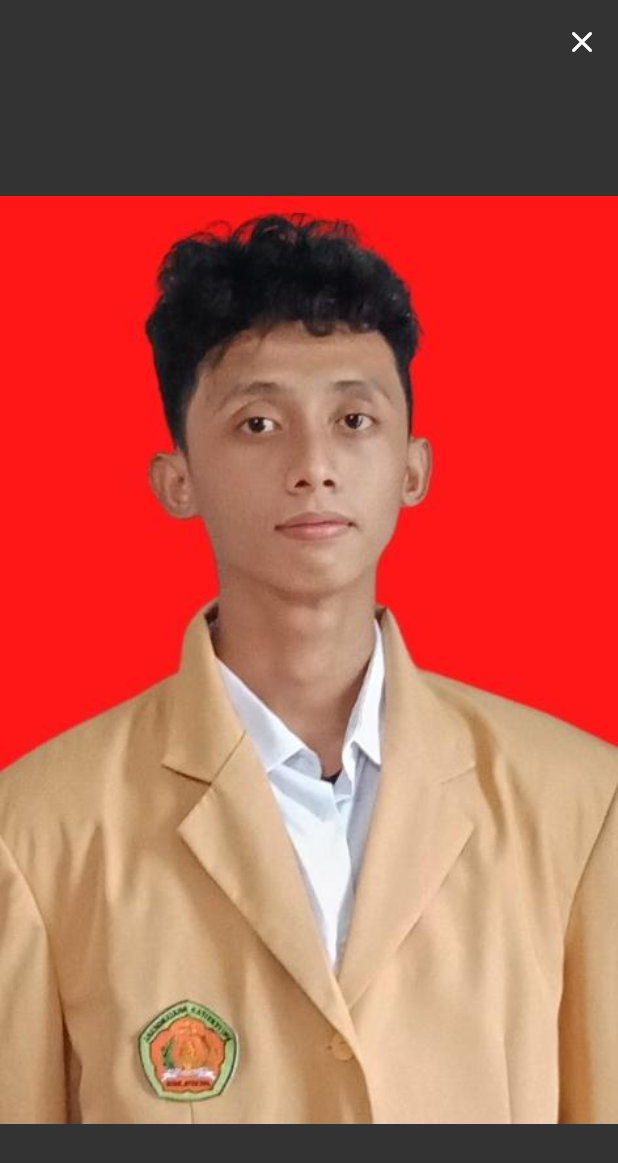
After one commit to pandroe/Curiculume-Vitae, a Flutter app: the ImagePopup screen opened directly, on a phone screen of 412 x 824 dp. The commit adds this screen. Shown: the top 1163 px of the screen. Run offline on Flutter 3.47's test engine with Material 2 defaults, Android fonts, the light colour scheme and no system bars; our stand-ins replace webview_flutter; missing offline and left inert: bulleted_list.

Commit message:
ontap_image_and_fixing_code

```diff
--- /dev/null
+++ b/lib/home/widgets/image_popup.dart
@@ -0,0 +1,53 @@
+import 'package:flutter/material.dart';
+import 'package:projek_akhir_flutter_pemula/home/views/home_screen.dart';
+
+class ImagePopup extends StatefulWidget {
+  final String imagePath;
+
+  const ImagePopup({super.key, required this.imagePath});
+
+  @override
+  State<ImagePopup> createState() => _ImagePopupState();
+}
+
+class _ImagePopupState extends State<ImagePopup> {
+  @override
+  Widget build(BuildContext context) {
+    return Scaffold(
+      appBar: AppBar(
+        backgroundColor: Colors.transparent,
+        elevation: 0,
+        actions: [
+          IconButton(
+              onPressed: () {
+                Navigator.pushReplacement(
+                  context,
+                  MaterialPageRoute(builder: (_) => MyHomePage()),
+                );
+              },
+              icon: Icon(Icons.close_rounded))
+        ],
+      ),
+      backgroundColor: Colors.black.withOpacity(0.8),
+      body: GestureDetector(
+        onTap: () {
+          Navigator.of(context).pop();
+        },
+        child: Center(
+          child: Container(
+            decoration: BoxDecoration(
+              borderRadius: BorderRadius.circular(10),
+            ),
+            child: Hero(
+              tag: widget.imagePath,
+              child: Image.asset(
+                widget.imagePath,
+                fit: BoxFit.cover,
+              ),
+            ),
+          ),
+        ),
+      ),
+    );
+  }
+}
--- a/pubspec.yaml
+++ b/pubspec.yaml
@@ -3,7 +3,7 @@ description: A new Flutter project.
 
 # The following line prevents the package from being accidentally published to
 # pub.dev using `flutter pub publish`. This is preferred for private packages.
-publish_to: 'none' # Remove this line if you wish to publish to pub.dev
+publish_to: "none" # Remove this line if you wish to publish to pub.dev
 
 # The following defines the version and build number for your application.
 # A version number is three numbers separated by dots, like 1.2.43
@@ -20,7 +20,7 @@ publish_to: 'none' # Remove this line if you wish to publish to pub.dev
 version: 1.0.0+1
 
 environment:
-  sdk: '>=2.18.2 <3.0.0'
+  sdk: ">=2.19.6 <=3.3.8"
 
 # Dependencies specify other packages that your package needs in order to work.
 # To automatically upgrade your package dependencies to the latest versions
@@ -45,7 +45,6 @@ dev_dependencies:
 # following page: https://dart.dev/tools/pub/pubspec
 # The following section is specific to Flutter packages.
 flutter:
-
   # The following line ensures that the Material Icons font is
   # included with your application, so that you can use the icons in
   # the material Icons class.
```
Also changed, not shown: lib/home/views/home_screen.dart (+17 -7 lines), lib/web_views/views/github_web_views.dart (+13 -12 lines), lib/web_views/views/linkedin_web_views.dart (+14 -13 lines), lib/web_views/views/whatsapp_web_views.dart (+12 -11 lines), 1 other file.
